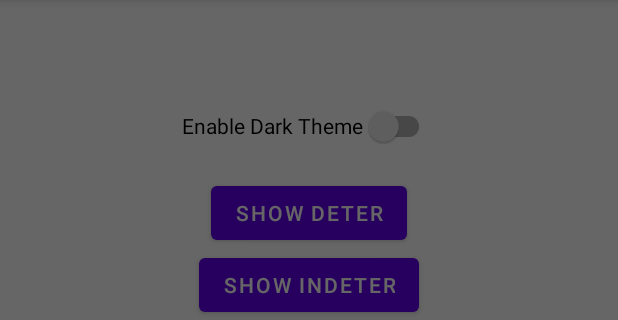
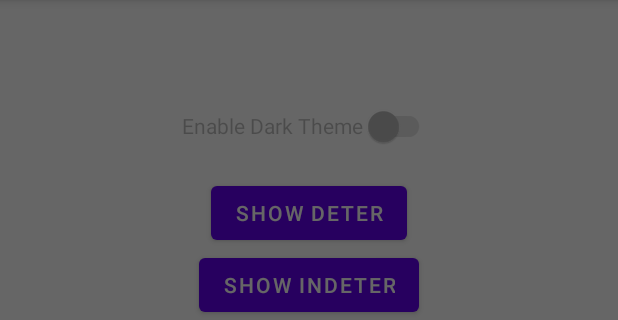
Before and after one commit to techinessoverloaded/progress-dialog, an Android app: the screen it shows after launch (MainActivity), after a tap on "SHOW DETER", on a phone screen of 412 x 824 dp, the part 84-404 px from its top. Run offline under Robolectric (Android 15) with nearby library versions, the phone set to English and light mode, and no system bars.

Commit message:
Added support for AutoTheming from Android 11

```diff
--- a/app/build.gradle
+++ b/app/build.gradle
@@ -27,7 +27,7 @@ android {
 }
 
 dependencies {
-    def progress_version = "1.3.0a2"
+    def progress_version = "1.3.0a3"
     implementation 'androidx.appcompat:appcompat:1.4.0-alpha03'
     implementation 'com.google.android.material:material:1.4.0'
     implementation 'androidx.constraintlayout:constraintlayout:2.1.0'
--- a/app/src/main/java/com/techiness/progressdialogexample/MainActivity.java
+++ b/app/src/main/java/com/techiness/progressdialogexample/MainActivity.java
@@ -1,6 +1,7 @@
 package com.techiness.progressdialogexample;
 
 import androidx.appcompat.app.AppCompatActivity;
+import androidx.appcompat.app.AppCompatDelegate;
 import androidx.appcompat.widget.SwitchCompat;
 
 import android.os.Build;
@@ -23,6 +24,12 @@ public class MainActivity extends AppCompatActivity
         progressDialog.setCancelable(true);
         bindViews();
         setOnClickListeners();
+        if(Build.VERSION.SDK_INT>=Build.VERSION_CODES.R)
+        {
+            AppCompatDelegate.setDefaultNightMode(AppCompatDelegate.MODE_NIGHT_FOLLOW_SYSTEM);
+            progressDialog.setTheme(ProgressDialog.THEME_FOLLOW_SYSTEM);
+            darkSwitch.setEnabled(false);
+        }
     }
     private void bindViews()
     {
@@ -41,7 +48,6 @@ public class MainActivity extends AppCompatActivity
             if(isChecked&&progressDialog.getTheme()!=ProgressDialog.THEME_DARK)
             {
                 progressDialog.setTheme(ProgressDialog.THEME_DARK);
-                progressDialog.setTheme(ProgressDialog.THEME_FOLLOW_SYSTEM);
             }
             else
             {
--- a/progressdialoglibrary/src/main/java/com/techiness/progressdialoglibrary/ProgressDialog.java
+++ b/progressdialoglibrary/src/main/java/com/techiness/progressdialoglibrary/ProgressDialog.java
@@ -26,6 +26,9 @@ import androidx.annotation.StringRes;
 import androidx.appcompat.app.AlertDialog;
 import androidx.constraintlayout.widget.ConstraintLayout;
 import androidx.core.content.ContextCompat;
+
+import com.google.android.material.button.MaterialButton;
+
 import java.lang.annotation.Retention;
 import java.lang.annotation.RetentionPolicy;
 import java.util.Locale;
@@ -79,7 +82,8 @@ public class ProgressDialog
     private static final int SHOW_AS_PERCENT = 6;
     private static final int HIDE_PROGRESS_TEXT = 7;
     private final Context context;
-    private TextView titleView,textViewIndeterminate,textViewDeterminate,progressTextView,negativeButton;
+    private TextView titleView,textViewIndeterminate,textViewDeterminate,progressTextView;
+    private MaterialButton negativeButton;
     private ProgressBar progressBarDeterminate,progressBarIndeterminate;
     private AlertDialog progressDialog;
     private ConstraintLayout dialogLayout;
--- a/progressdialoglibrary/src/main/res/layout/layout_progressdialog.xml
+++ b/progressdialoglibrary/src/main/res/layout/layout_progressdialog.xml
@@ -121,7 +121,7 @@
                 android:layout_marginStart="8dp"
                 />
         </androidx.constraintlayout.widget.ConstraintLayout>
-        <TextView
+        <com.google.android.material.button.MaterialButton
             android:id="@+id/negativeBtn"
             android:layout_width="wrap_content"
             android:layout_height="wrap_content"
@@ -137,7 +137,7 @@
             android:textStyle="bold"
             android:gravity="center"
             android:text="@string/cancel"
-            android:visibility="gone"
+            android:visibility="visible"
             android:textAllCaps="true"
             android:clickable="true"
             android:focusable="true"
```
